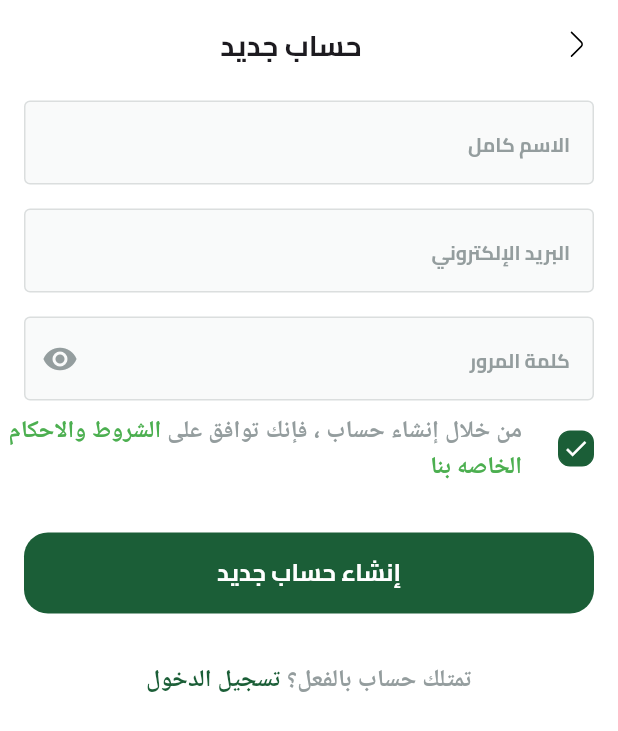
After one commit to radwaadel17/FruitHub, a Flutter app: the SignUpView screen opened by its route, after a tap on the "check" icon, on a phone screen of 412 x 824 dp. The commit adds this screen. Shown: the top 731 px of the screen. Run offline on Flutter 3.47's test engine with Material 3 defaults, Android fonts, the phone set to English and light mode, and no system bars; our stand-ins replace dots_indicator, flutter_svg, shared_preferences; accounts and stored records are empty.

Commit message:
feat(auth): implement SignUpView and SignUpViewBody; add CustomCheckBox and text spans for user agreement; enhance navigation from login to sign up

```diff
--- /dev/null
+++ b/app/devtools_options.yaml
@@ -0,0 +1,3 @@
+description: This file stores settings for Dart & Flutter DevTools.
+documentation: https://docs.flutter.dev/tools/devtools/extensions#configure-extension-enablement-states
+extensions:
--- /dev/null
+++ b/app/lib/Features/auth/presentation/views/sign_up_view.dart
@@ -0,0 +1,14 @@
+import 'package:app/Features/auth/presentation/views/widgets/sign_up_view_body.dart';
+import 'package:flutter/material.dart';
+
+class SignUpView extends StatelessWidget {
+  const SignUpView({super.key});
+  static const String routeName = 'SignUpView';
+
+  @override
+  Widget build(BuildContext context) {
+    return const Scaffold(
+   body: SignUpViewBody(),
+    );
+  }
+}
--- /dev/null
+++ b/app/lib/Features/auth/presentation/views/widgets/Custom_check_box.dart
@@ -0,0 +1,43 @@
+import 'package:app/core/utils/colors.dart';
+import 'package:flutter/material.dart';
+
+class CustomCheckBox extends StatefulWidget {
+  const CustomCheckBox({super.key, required this.returnValue});
+  final void Function(bool returnValue)? returnValue;
+
+
+  @override
+  State<CustomCheckBox> createState() => _CustomCheckBoxState();
+}
+
+class _CustomCheckBoxState extends State<CustomCheckBox> {
+  bool isChecked = false;
+
+  @override
+  Widget build(BuildContext context) {
+    return GestureDetector(
+      onTap: (){
+       isChecked =! isChecked;
+       setState(() {
+         widget.returnValue!(isChecked);
+       });
+
+      },
+      child: Padding(
+        padding: const EdgeInsets.symmetric(horizontal: 16),
+        child: AnimatedContainer(
+          width: 24,
+          height: 24,
+          duration: const Duration(milliseconds: 800),
+          decoration: BoxDecoration(
+            color: isChecked == true ? ColorsApp.primaryColor : Colors.white,
+            borderRadius: BorderRadius.circular(8)  ,
+            border: Border.all(color: isChecked == true ?  ColorsApp.primaryColor : ColorsApp.textColor , width: 1)
+
+          ),
+          child: const Icon(Icons.check , color: Colors.white, size: 18,),
+          ),
+      ),
+    );
+  }
+}
--- a/app/lib/Features/auth/presentation/views/widgets/dont_have_acc_text.dart
+++ b/app/lib/Features/auth/presentation/views/widgets/dont_have_acc_text.dart
@@ -1,3 +1,4 @@
+import 'package:app/Features/auth/presentation/views/sign_up_view.dart';
 import 'package:app/core/utils/app_text_styles.dart';
 import 'package:app/core/utils/colors.dart';
 import 'package:flutter/material.dart';
@@ -13,7 +14,11 @@ class DontHaveAccountText extends StatelessWidget {
         mainAxisAlignment: MainAxisAlignment.center,
         children: [
           Text(' لا تمتلك حساب؟' , style: AppTextStyles.semiBold16.copyWith(color: ColorsApp.textColor),),
-          Text(' قم بإنشاء حساب', style: AppTextStyles.semiBold16.copyWith(color: ColorsApp.primaryColor),)
+          GestureDetector(
+            onTap: (){
+              Navigator.pushNamed(context, SignUpView.routeName);
+            },
+            child: Text(' قم بإنشاء حساب', style: AppTextStyles.semiBold16.copyWith(color: ColorsApp.primaryColor),))
         ],
       ),
     );
--- a/app/lib/Features/auth/presentation/views/widgets/login_view_body.dart
+++ b/app/lib/Features/auth/presentation/views/widgets/login_view_body.dart
@@ -13,7 +13,8 @@ class LoginViewBody extends StatelessWidget {
 
   @override
   Widget build(BuildContext context) {
-    return Column(
+    return SingleChildScrollView(
+      child: Column(
         children: [
           const CustomAppBar(
             txt: 'تسجيل دخول',
@@ -43,6 +44,7 @@ class LoginViewBody extends StatelessWidget {
           const LogInMethodContainer(
               txt: 'تسجيل بواسطة فيسبوك', urlImage: Assets.imagesFacebook),
         ],
+      ),
     );
   }
 }
--- /dev/null
+++ b/app/lib/Features/auth/presentation/views/widgets/sign_up_view_body.dart
@@ -0,0 +1,65 @@
+import 'package:app/Features/auth/presentation/views/widgets/Custom_check_box.dart';
+import 'package:app/Features/auth/presentation/views/widgets/text_span_check_box.dart';
+import 'package:app/Features/auth/presentation/views/widgets/text_span_log_in.dart';
+import 'package:app/core/utils/colors.dart';
+import 'package:app/core/widegets/custom_app_bar.dart';
+import 'package:app/core/widegets/custom_button.dart';
+import 'package:app/core/widegets/custom_text_field.dart';
+import 'package:flutter/material.dart';
+
+class SignUpViewBody extends StatefulWidget {
+  const SignUpViewBody({super.key});
+
+  @override
+  State<SignUpViewBody> createState() => _SignUpViewBodyState();
+}
+
+class _SignUpViewBodyState extends State<SignUpViewBody> {
+  bool? isChecked;
+  @override
+  Widget build(BuildContext context) {
+    return Column(children: [
+      const CustomAppBar(txt: 'حساب جديد'),
+      const CustomTextField(
+        textInputType: TextInputType.text,
+        hintText: 'الاسم كامل',
+      ),
+      const CustomTextField(
+        textInputType: TextInputType.emailAddress,
+        hintText: 'البريد الإلكتروني',
+      ),
+      const CustomTextField(
+        textInputType: TextInputType.visiblePassword,
+        hintText: 'كلمة المرور',
+        suffixIcon: Icon(
+          Icons.remove_red_eye,
+          color: ColorsApp.textColor,
+        ),
+      ),
+      Row(
+        children: [
+          CustomCheckBox(
+            returnValue: (bool isChecked) {
+              this.isChecked = isChecked;
+            },
+          ),
+          const SizedBox(
+            width: 8,
+          ),
+          const TextSpanCheckBoc(),
+        ],
+      ),
+      const SizedBox(
+        height: 16,
+      ),
+      CustomButton(
+        onPressed: () {},
+        txt: 'إنشاء حساب جديد',
+      ),
+      const SizedBox(
+        height: 16,
+      ),
+      const TextSpanLogIn(),
+    ]);
+  }
+}
--- /dev/null
+++ b/app/lib/Features/auth/presentation/views/widgets/text_span_check_box.dart
@@ -0,0 +1,27 @@
+import 'package:app/core/utils/app_text_styles.dart';
+import 'package:app/core/utils/colors.dart';
+import 'package:flutter/material.dart';
+
+class TextSpanCheckBoc extends StatelessWidget {
+  const TextSpanCheckBoc({
+    super.key,
+  });
+
+  @override
+  Widget build(BuildContext context) {
+    return Expanded(
+      child: Text.rich(
+        TextSpan(
+          text: 'من خلال إنشاء حساب ، فإنك توافق على',
+          style: AppTextStyles.semiBold16.copyWith(color: ColorsApp.textColor),
+          children: [
+            TextSpan(
+              text: ' الشروط والاحكام الخاصه بنا ' ,
+              style: AppTextStyles.semiBold16.copyWith(color: Colors.green),
+            ),
+          ],
+        ),
+      ),
+    );
+  }
+}
--- /dev/null
+++ b/app/lib/Features/auth/presentation/views/widgets/text_span_log_in.dart
@@ -0,0 +1,24 @@
+import 'package:app/core/utils/app_text_styles.dart';
+import 'package:app/core/utils/colors.dart';
+import 'package:flutter/material.dart';
+
+class TextSpanLogIn extends StatelessWidget {
+  const TextSpanLogIn({
+    super.key,
+  });
+
+  @override
+  Widget build(BuildContext context) {
+    return Text.rich(TextSpan (
+      text: 'تمتلك حساب بالفعل؟ ' ,
+      style: AppTextStyles.semiBold16.copyWith(color: ColorsApp.textColor),
+      children: [
+        TextSpan(
+          text: 'تسجيل الدخول' ,
+          style: AppTextStyles.semiBold16.copyWith(color: ColorsApp.primaryColor),
+        )
+      ]
+    )
+    );
+  }
+}
--- a/app/lib/core/helper_function/on_generate_route.dart
+++ b/app/lib/core/helper_function/on_generate_route.dart
@@ -1,4 +1,5 @@
 import 'package:app/Features/auth/presentation/views/logn_in_view.dart';
+import 'package:app/Features/auth/presentation/views/sign_up_view.dart';
 import 'package:app/Features/onboarding/presentation/views/on%20boarding%20screen.dart';
 import 'package:app/Features/splash/presentation/views/splash_view.dart';
 import 'package:flutter/material.dart';
@@ -20,6 +21,11 @@ Route<dynamic> onGenerateRoute(RouteSettings settings) {
         builder: (_) => const LogInView(),
         settings: settings,
       );
+      case SignUpView.routeName:
+      return MaterialPageRoute(
+        builder: (_) => const SignUpView(),
+        settings: settings,
+      );
     default:
       return MaterialPageRoute(
         builder: (_) => const Scaffold(
--- a/app/lib/core/widegets/custom_app_bar.dart
+++ b/app/lib/core/widegets/custom_app_bar.dart
@@ -15,7 +15,7 @@ class CustomAppBar extends StatelessWidget {
         child: Row(
           children: [
             SvgPicture.asset(Assets.imagesArrowLeft),
-            const Spacer(flex: 1,),
+            const Spacer(flex: 2,),
             Text(txt, style: AppTextStyles.bold19,) ,
             const Spacer(flex: 2,),
           ] ,
```
Lines whose indentation alone changed are shown as unchanged.
